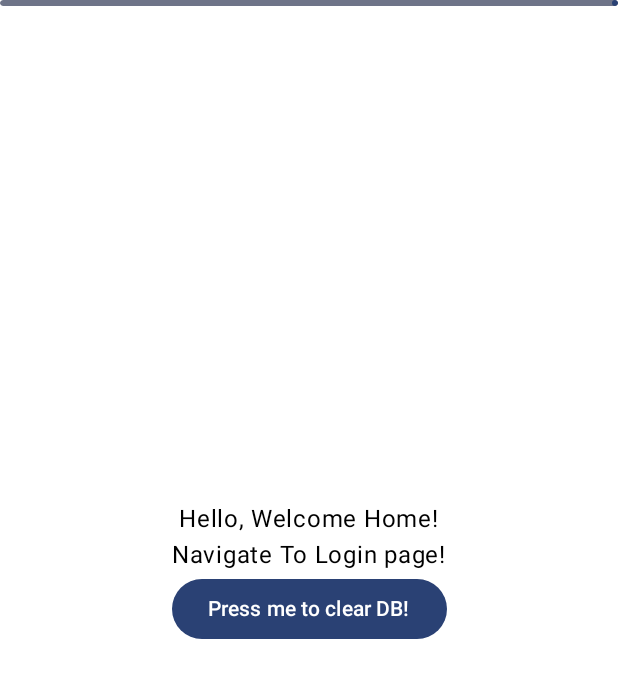
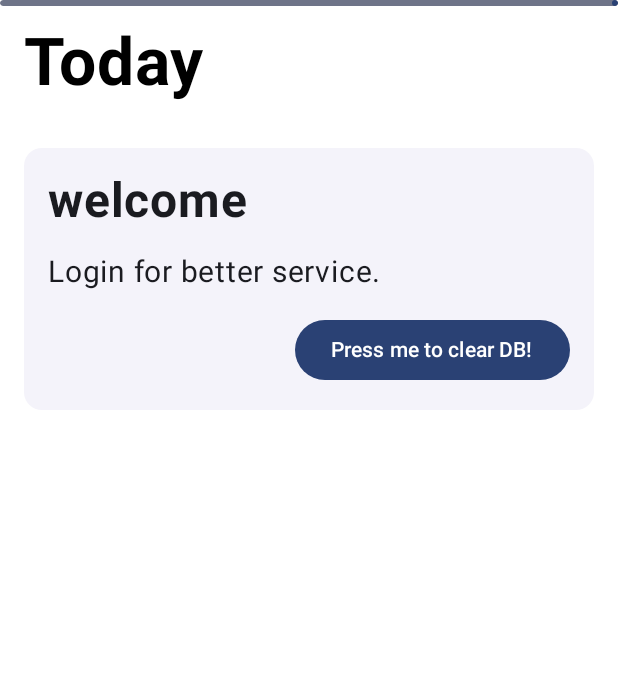
Before and after one commit to DevonEvant/NKUST-Helper, an Android app built with Jetpack Compose: the @Preview function HomeScreenPreview, on a phone screen of 412 x 824 dp. Shown: the top 678 px of the screen. Run offline under Robolectric (Android 15) with nearby library versions, the phone set to English and light mode, and no system bars; our stand-ins replace Room's generated code; libraries missing offline, so code that uses them is left out: org.apache.pdfbox; network calls fail; pictures from the network do not load; 1 statement that could not run was skipped.

Commit message:
design Home view
# Conflicts:
#	app/src/main/java/com/example/nkustplatformassistant/ui/home/HomeComponent.kt

```diff
--- a/app/src/main/java/com/example/nkustplatformassistant/ui/home/HomeComponent.kt
+++ b/app/src/main/java/com/example/nkustplatformassistant/ui/home/HomeComponent.kt
@@ -8,6 +8,7 @@ import androidx.compose.animation.core.tween
 import androidx.compose.foundation.background
 import androidx.compose.foundation.border
 import androidx.compose.foundation.layout.*
+import androidx.compose.foundation.lazy.LazyColumn
 import androidx.compose.foundation.lazy.LazyRow
 import androidx.compose.foundation.shape.CircleShape
 import androidx.compose.foundation.shape.RoundedCornerShape
@@ -18,8 +19,10 @@ import androidx.compose.ui.Modifier
 import androidx.compose.ui.draw.clip
 import androidx.compose.ui.graphics.Color
 import androidx.compose.ui.platform.LocalContext
+import androidx.compose.ui.text.font.FontWeight
 import androidx.compose.ui.unit.dp
 import androidx.compose.ui.unit.sp
+import androidx.compose.ui.window.Dialog
 import androidx.navigation.NavController
 import com.example.nkustplatformassistant.navigation.Screen
 
@@ -47,15 +50,28 @@ fun HomeBase(
     MyIndicator(homeViewModel.progress.value!!)
 
     Column(
-        modifier = Modifier.fillMaxSize(),
-        horizontalAlignment = Alignment.CenterHorizontally,
-        verticalArrangement = Arrangement.Center
+        modifier = Modifier
+            .fillMaxSize()
+            .padding(16.dp),
     ) {
+        Text("Today", fontWeight = FontWeight.Bold, fontSize = 44.sp)
+        Spacer(modifier = Modifier.padding(vertical = 15.dp))
 
-        Spacer(modifier = Modifier.padding(20.dp))
-        Text(text = "Hello, Welcome Home!")
-        Text(text = "Navigate To Login page!")
-
+        LazyColumn(modifier = Modifier.fillMaxSize()) {
+            item {
+                ElevatedCard(
+                    modifier = Modifier.fillMaxWidth(),
+                    shape = MaterialTheme.shapes.medium,
+                ) {
+                    Column(Modifier.padding(16.dp)) {
+                        Text(text = "welcome", fontWeight = FontWeight.Bold, fontSize = 32.sp)
+                        Spacer(modifier = Modifier.padding(8.dp))
+                        Text(text = "Login for better service.", fontSize = 20.sp)
+                        Spacer(modifier = Modifier.padding(8.dp))
+                        Row(
+                            modifier = Modifier.fillMaxWidth(),
+                            horizontalArrangement = Arrangement.End
+                        ) {
                             Button(onClick = {
                                 // TODO: POP dialog to confirm user's choose
                                 navController.navigate(Screen.Login.route)
@@ -63,11 +79,45 @@ fun HomeBase(
                             }) {
                                 Text(text = "Press me to clear DB!")
                             }
+                        }
+                    }
+                }
+            }
+        }
 
         Spacer(modifier = Modifier.padding(vertical = 50.dp))
 
         Column() {
             LazyRow() {
+
+            }
+        }
+    }
+}
+
+@Composable
+fun Car() {
+    Dialog(onDismissRequest = {}) {
+        OutlinedCard(
+            modifier = Modifier.aspectRatio(1.2F),
+            elevation = CardDefaults.outlinedCardElevation(15.dp),
+        ) {
+            Column(
+                modifier = Modifier
+                    .padding(8.dp)
+                    .fillMaxSize(),
+                horizontalAlignment = Alignment.CenterHorizontally,
+                verticalArrangement = Arrangement.Center
+            ) {
+                Text(
+                    text = "Please input validate code below:",
+                    style = MaterialTheme.typography.titleMedium,
+                )
+                Spacer(modifier = Modifier.padding(10.dp))
+
+
+                Spacer(modifier = Modifier.padding(5.dp))
+
 
             }
         }
@@ -106,9 +156,11 @@ fun CheckData(context: Context, navController: NavController) {
         Text(text = "Please wait a while...")
         // https://stackoverflow.com/questions/72701963/why-it-says-list-contains-no-element-matching-the-predicate-for-android-jetp
         LaunchedEffect(Unit) {
-            Toast.makeText(context,
+            Toast.makeText(
+                context,
                 "It seems database is null, please re-login to get data from web again.",
-                Toast.LENGTH_LONG).show()
+                Toast.LENGTH_LONG
+            ).show()
             navController.navigate(Screen.Login.route)
         }
     }
```
Lines whose indentation alone changed are shown as unchanged.
